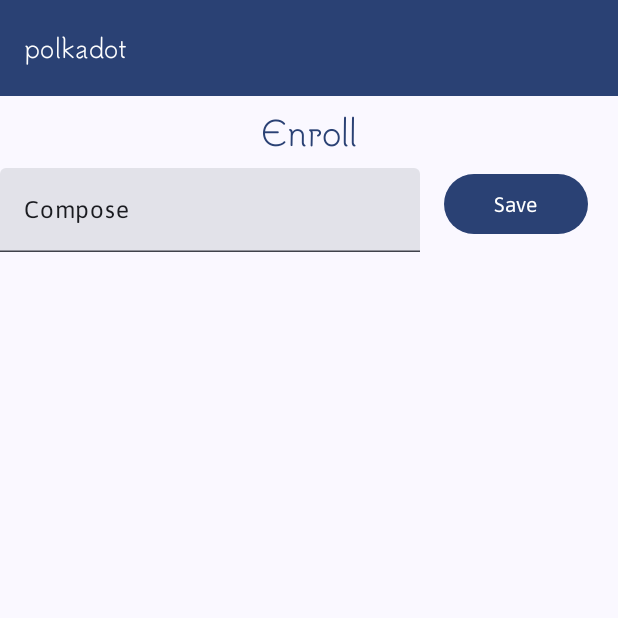
After one commit to caleighm/polkadot, an Android app built with Jetpack Compose: the composable EnrollmentScreen shown on its own in the app's theme, on a phone screen of 412 x 824 dp, the top half of it. The commit adds this screen. Run offline under Robolectric (Android 15) with nearby library versions, the phone set to English and light mode, and no system bars; our stand-ins replace Dagger/Hilt's generated code.

Commit message:
Add enroll screen stub

```diff
--- a/app/build.gradle.kts
+++ b/app/build.gradle.kts
@@ -68,6 +68,7 @@ android {
 dependencies {
 
     implementation(libs.androidx.ui.text.google.fonts)
+    implementation(libs.androidx.material3.adaptive.navigation.suite.android)
     val composeBom = platform(libs.androidx.compose.bom)
     implementation(composeBom)
     androidTestImplementation(composeBom)
--- a/app/src/main/java/com/polkadot/daycare/helper/ui/MainActivity.kt
+++ b/app/src/main/java/com/polkadot/daycare/helper/ui/MainActivity.kt
@@ -7,6 +7,8 @@ import androidx.compose.foundation.layout.fillMaxSize
 import androidx.compose.material3.MaterialTheme
 import androidx.compose.material3.Surface
 import androidx.compose.ui.Modifier
+import androidx.navigation.compose.rememberNavController
+import com.polkadot.daycare.helper.PolkadotApp
 import dagger.hilt.android.AndroidEntryPoint
 import com.polkadot.daycare.helper.ui.theme.PolkadotAppTheme
 
@@ -16,12 +18,13 @@ class MainActivity : ComponentActivity() {
     override fun onCreate(savedInstanceState: Bundle?) {
         super.onCreate(savedInstanceState)
         setContent {
+            PolkadotApp.context.navController = rememberNavController()
             PolkadotAppTheme {
                 Surface(
                     modifier = Modifier.fillMaxSize(),
                     color = MaterialTheme.colorScheme.background
                 ) {
-                    MainNavigation()
+                    MainNavigation(PolkadotApp.context.navController)
                 }
             }
         }
--- a/app/src/main/java/com/polkadot/daycare/helper/ui/Navigation.kt
+++ b/app/src/main/java/com/polkadot/daycare/helper/ui/Navigation.kt
@@ -1,9 +1,11 @@
 package com.polkadot.daycare.helper.ui
 
 import androidx.compose.runtime.Composable
+import androidx.navigation.NavHostController
 import androidx.navigation.compose.NavHost
 import androidx.navigation.compose.composable
 import androidx.navigation.compose.rememberNavController
+import com.polkadot.daycare.helper.ui.composables.PolkadotNavigationSuiteScaffoldColors
 import com.polkadot.daycare.helper.ui.login.LoginScreen
 import com.polkadot.daycare.helper.ui.student.StudentDetailScreen
 import com.polkadot.daycare.helper.ui.student.StudentsScreen
@@ -13,9 +15,7 @@ import kotlinx.serialization.Serializable
 data class StudentDetails(val studentId: Int, val guardianId: Int)
 
 @Composable
-fun MainNavigation() {
-    val navController = rememberNavController()
-
+fun MainNavigation(navController: NavHostController) {
     NavHost(navController = navController, startDestination = "main") {
         composable("main") { LoginScreen(
             onNavigateToDaycare = { navController.navigate("students") }
--- /dev/null
+++ b/app/src/main/java/com/polkadot/daycare/helper/ui/enrollment/EnrollmentScreen.kt
@@ -0,0 +1,110 @@
+package com.polkadot.daycare.helper.ui.enrollment
+
+import androidx.compose.foundation.clickable
+import com.polkadot.daycare.helper.ui.theme.PolkadotAppTheme
+import androidx.compose.foundation.layout.Arrangement
+import androidx.compose.foundation.layout.Column
+import androidx.compose.foundation.layout.Row
+import androidx.compose.foundation.layout.fillMaxWidth
+import androidx.compose.foundation.layout.padding
+import androidx.compose.foundation.layout.width
+import androidx.compose.material3.Button
+import androidx.compose.material3.ExperimentalMaterial3Api
+import androidx.compose.material3.MaterialTheme
+import androidx.compose.material3.MaterialTheme.typography
+import androidx.compose.material3.Scaffold
+import androidx.compose.material3.Text
+import androidx.compose.material3.TextField
+import androidx.compose.material3.TopAppBar
+import androidx.compose.material3.TopAppBarDefaults
+import androidx.compose.runtime.Composable
+import androidx.compose.runtime.getValue
+import androidx.compose.runtime.mutableStateOf
+import androidx.compose.runtime.remember
+import androidx.compose.runtime.setValue
+import androidx.compose.ui.Modifier
+import androidx.compose.ui.res.stringResource
+import androidx.compose.ui.text.style.TextAlign
+import androidx.compose.ui.text.toLowerCase
+import androidx.compose.ui.tooling.preview.Preview
+import androidx.compose.ui.unit.dp
+import androidx.hilt.navigation.compose.hiltViewModel
+import androidx.lifecycle.compose.collectAsStateWithLifecycle
+import com.polkadot.daycare.helper.R
+import com.polkadot.daycare.helper.data.models.StudentOverview
+import com.polkadot.daycare.helper.data.models.fakeStudents
+import com.polkadot.daycare.helper.ui.composables.PolkadotAppBar
+import java.util.Locale
+
+@Composable
+fun EnrollmentScreen(
+    modifier: Modifier = Modifier,
+    viewModel: EnrollmentViewModel = hiltViewModel()) {
+    EnrollmentScreen(
+        onSave = viewModel::addStudent,
+        modifier = modifier
+    )
+}
+
+@Composable
+internal fun EnrollmentScreen(
+    onSave: (name: String) -> Unit,
+    modifier: Modifier = Modifier,
+) {
+    Scaffold(
+        topBar = { PolkadotAppBar(modifier) },
+    ) { innerPadding ->
+        Column(modifier.padding(innerPadding)) {
+            Text(
+                text = stringResource(
+                    id = R.string.enrollment_title
+                ),
+                style = typography.titleLarge,
+                textAlign = TextAlign.Center,
+                color = MaterialTheme.colorScheme.primary,
+                modifier = Modifier
+                    .padding(8.dp)
+                    .fillMaxWidth()
+            )
+
+            Row {
+                Column(modifier) {
+                    var nameStudent by remember { mutableStateOf("Compose") }
+                    Row(
+                        modifier = Modifier
+                            .fillMaxWidth()
+                            .padding(bottom = 24.dp),
+                        horizontalArrangement = Arrangement.spacedBy(16.dp)
+                    ) {
+                        TextField(
+                            value = nameStudent,
+                            onValueChange = { nameStudent = it }
+                        )
+
+                        Button(modifier = Modifier.width(96.dp), onClick = { onSave(nameStudent) }) {
+                            Text("Save")
+                        }
+                    }
+                }
+            }
+        }
+    }
+}
+
+// Previews
+
+@Preview(showBackground = true)
+@Composable
+private fun DefaultPreview() {
+    PolkadotAppTheme {
+        EnrollmentScreen(onSave = {})
+    }
+}
+
+@Preview(showBackground = true, widthDp = 480)
+@Composable
+private fun PortraitPreview() {
+    PolkadotAppTheme {
+        EnrollmentScreen(onSave = {})
+    }
+}
--- a/gradle/libs.versions.toml
+++ b/gradle/libs.versions.toml
@@ -18,6 +18,7 @@ ksp = "2.1.0-1.0.29"
 material-icons-extended = "1.7.7"
 serialization = "1.7.3"
 uiTextGoogleFonts = "1.7.7"
+material3AdaptiveNavigationSuiteAndroid = "1.3.1"
 
 [libraries]
 androidx-core-ktx = { module = "androidx.core:core-ktx", version.ref = "androidxCore" }
@@ -50,6 +51,7 @@ kotlinx-coroutines-test = { module = "org.jetbrains.kotlinx:kotlinx-coroutines-t
 material-icons-extended = { group = "androidx.compose.material", name = "material-icons-extended", version.ref = "material-icons-extended" }
 kotlinx-serialization-json = { module = "org.jetbrains.kotlinx:kotlinx-serialization-json", version.ref = "serialization" }
 androidx-ui-text-google-fonts = { group = "androidx.compose.ui", name = "ui-text-google-fonts", version.ref = "uiTextGoogleFonts" }
+androidx-material3-adaptive-navigation-suite-android = { group = "androidx.compose.material3", name = "material3-adaptive-navigation-suite-android", version.ref = "material3AdaptiveNavigationSuiteAndroid" }
 
 [plugins]
 android-application = { id = "com.android.application", version.ref = "androidGradlePlugin" }
```
Also changed, not shown: app/src/main/java/com/polkadot/daycare/helper/PolkadotApp.kt (+13 -1 lines), app/src/main/java/com/polkadot/daycare/helper/ui/composables/PolkadotNavRail.kt (added, +104 -0 lines), app/src/main/java/com/polkadot/daycare/helper/ui/enrollment/EnrollmentViewModel.kt (added, +35 -0 lines), app/src/main/res/values/strings.xml (+10 -0 lines).
